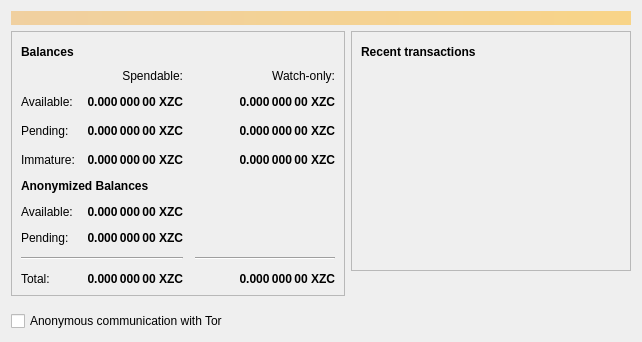
Above: src/qt/forms/overviewpage.ui from IndexChain/Index-DIP3-Upgrade before the change. Below: the same form after it.
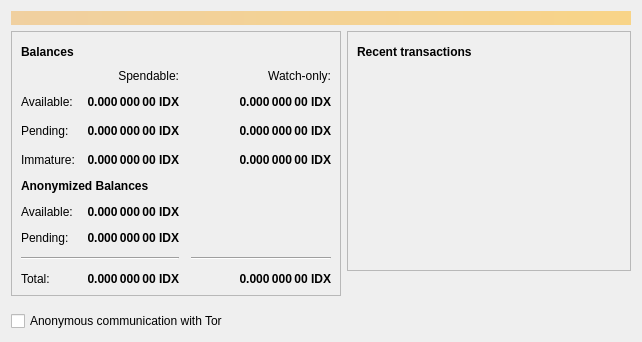
That is the form after the change. Icons and pictures are not drawn.

Patch:
```diff
--- a/src/qt/forms/overviewpage.ui
+++ b/src/qt/forms/overviewpage.ui
@@ -129,7 +129,7 @@
                <string>Mined balance in watch-only addresses that has not yet matured</string>
               </property>
               <property name="text">
-               <string notr="true">0.000 000 00 XZC</string>
+               <string notr="true">0.000 000 00 IDX</string>
               </property>
               <property name="alignment">
                <set>Qt::AlignRight|Qt::AlignTrailing|Qt::AlignVCenter</set>
@@ -161,7 +161,7 @@
                <string>Current total balance in watch-only addresses</string>
               </property>
               <property name="text">
-               <string notr="true">0.000 000 00 XZC</string>
+               <string notr="true">0.000 000 00 IDX</string>
               </property>
               <property name="alignment">
                <set>Qt::AlignRight|Qt::AlignTrailing|Qt::AlignVCenter</set>
@@ -200,7 +200,7 @@
                <string>Total of anonymize transactions that have yet to be confirmed, and do not yet count toward the spendable balance</string>
               </property>
               <property name="text">
-               <string>0.000 000 00 XZC</string>
+               <string>0.000 000 00 IDX</string>
               </property>
               <property name="alignment">
                <set>Qt::AlignRight|Qt::AlignTrailing|Qt::AlignVCenter</set>
@@ -244,7 +244,7 @@
                <string>Your current spendable anonymized balance</string>
               </property>
               <property name="text">
-               <string>0.000 000 00 XZC</string>
+               <string>0.000 000 00 IDX</string>
               </property>
               <property name="alignment">
                <set>Qt::AlignRight|Qt::AlignTrailing|Qt::AlignVCenter</set>
@@ -276,7 +276,7 @@
                <string>Your current spendable balance</string>
               </property>
               <property name="text">
-               <string notr="true">0.000 000 00 XZC</string>
+               <string notr="true">0.000 000 00 IDX</string>
               </property>
               <property name="alignment">
                <set>Qt::AlignRight|Qt::AlignTrailing|Qt::AlignVCenter</set>
@@ -314,7 +314,7 @@
                <string>Unconfirmed transactions to watch-only addresses</string>
               </property>
               <property name="text">
-               <string notr="true">0.000 000 00 XZC</string>
+               <string notr="true">0.000 000 00 IDX</string>
               </property>
               <property name="alignment">
                <set>Qt::AlignRight|Qt::AlignTrailing|Qt::AlignVCenter</set>
@@ -356,7 +356,7 @@
                <string>Total of transactions that have yet to be confirmed, and do not yet count toward the spendable balance</string>
               </property>
               <property name="text">
-               <string notr="true">0.000 000 00 XZC</string>
+               <string notr="true">0.000 000 00 IDX</string>
               </property>
               <property name="alignment">
                <set>Qt::AlignRight|Qt::AlignTrailing|Qt::AlignVCenter</set>
@@ -381,7 +381,7 @@
                <string>Your current total balance</string>
               </property>
               <property name="text">
-               <string notr="true">0.000 000 00 XZC</string>
+               <string notr="true">0.000 000 00 IDX</string>
               </property>
               <property name="alignment">
                <set>Qt::AlignRight|Qt::AlignTrailing|Qt::AlignVCenter</set>
@@ -416,7 +416,7 @@
                <string>Mined balance that has not yet matured</string>
               </property>
               <property name="text">
-               <string notr="true">0.000 000 00 XZC</string>
+               <string notr="true">0.000 000 00 IDX</string>
               </property>
               <property name="alignment">
                <set>Qt::AlignRight|Qt::AlignTrailing|Qt::AlignVCenter</set>
@@ -448,7 +448,7 @@
                <string>Your current balance in watch-only addresses</string>
               </property>
               <property name="text">
-               <string notr="true">0.000 000 00 XZC</string>
+               <string notr="true">0.000 000 00 IDX</string>
               </property>
               <property name="alignment">
                <set>Qt::AlignRight|Qt::AlignTrailing|Qt::AlignVCenter</set>
```
